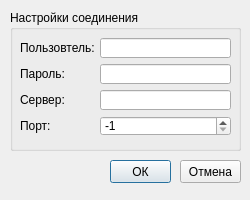
First picture: the form in src/qpsqlconnectiondialog.ui, repository libjournaldev/libjournal, before the edit.
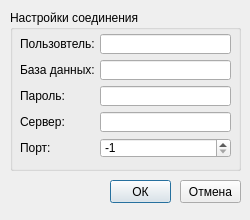
Second picture: the form after the edit. Custom widgets are drawn as their Qt base class.

Diff of the .ui file:
```diff
--- a/src/qpsqlconnectiondialog.ui
+++ b/src/qpsqlconnectiondialog.ui
@@ -7,19 +7,19 @@
     <x>0</x>
     <y>0</y>
     <width>250</width>
-    <height>200</height>
+    <height>220</height>
    </rect>
   </property>
   <property name="minimumSize">
    <size>
     <width>250</width>
-    <height>200</height>
+    <height>220</height>
    </size>
   </property>
   <property name="maximumSize">
    <size>
     <width>250</width>
-    <height>200</height>
+    <height>220</height>
    </size>
   </property>
   <property name="windowTitle">
@@ -29,7 +29,7 @@
    <property name="geometry">
     <rect>
      <x>110</x>
-     <y>160</y>
+     <y>180</y>
      <width>61</width>
      <height>23</height>
     </rect>
@@ -42,7 +42,7 @@
    <property name="geometry">
     <rect>
      <x>180</x>
-     <y>160</y>
+     <y>180</y>
      <width>61</width>
      <height>23</height>
     </rect>
@@ -57,7 +57,7 @@
      <x>10</x>
      <y>10</y>
      <width>231</width>
-     <height>141</height>
+     <height>161</height>
     </rect>
    </property>
    <property name="title">
@@ -67,7 +67,7 @@
     <property name="geometry">
      <rect>
       <x>10</x>
-      <y>28</y>
+      <y>24</y>
       <width>80</width>
       <height>20</height>
      </rect>
@@ -80,7 +80,7 @@
     <property name="geometry">
      <rect>
       <x>10</x>
-      <y>106</y>
+      <y>128</y>
       <width>80</width>
       <height>20</height>
      </rect>
@@ -93,7 +93,7 @@
     <property name="geometry">
      <rect>
       <x>10</x>
-      <y>54</y>
+      <y>76</y>
       <width>80</width>
       <height>20</height>
      </rect>
@@ -106,7 +106,7 @@
     <property name="geometry">
      <rect>
       <x>10</x>
-      <y>80</y>
+      <y>102</y>
       <width>80</width>
       <height>20</height>
      </rect>
@@ -119,7 +119,7 @@
     <property name="geometry">
      <rect>
       <x>90</x>
-      <y>28</y>
+      <y>24</y>
       <width>131</width>
       <height>20</height>
      </rect>
@@ -129,7 +129,7 @@
     <property name="geometry">
      <rect>
       <x>90</x>
-      <y>54</y>
+      <y>76</y>
       <width>131</width>
       <height>20</height>
      </rect>
@@ -145,7 +145,7 @@
     <property name="geometry">
      <rect>
       <x>90</x>
-      <y>80</y>
+      <y>102</y>
       <width>131</width>
       <height>20</height>
      </rect>
@@ -155,7 +155,7 @@
     <property name="geometry">
      <rect>
       <x>90</x>
-      <y>106</y>
+      <y>128</y>
       <width>131</width>
       <height>20</height>
      </rect>
@@ -170,6 +170,29 @@
      <number>-1</number>
     </property>
    </widget>
+   <widget class="QLabel" name="textLabel4_3">
+    <property name="geometry">
+     <rect>
+      <x>10</x>
+      <y>50</y>
+      <width>80</width>
+      <height>20</height>
+     </rect>
+    </property>
+    <property name="text">
+     <string>База данных:</string>
+    </property>
+   </widget>
+   <widget class="QLineEdit" name="dataBase">
+    <property name="geometry">
+     <rect>
+      <x>90</x>
+      <y>50</y>
+      <width>131</width>
+      <height>20</height>
+     </rect>
+    </property>
+   </widget>
   </widget>
  </widget>
  <customwidgets>
```
Left out of the diff: 9 changed lines with no effect on the pictures.
